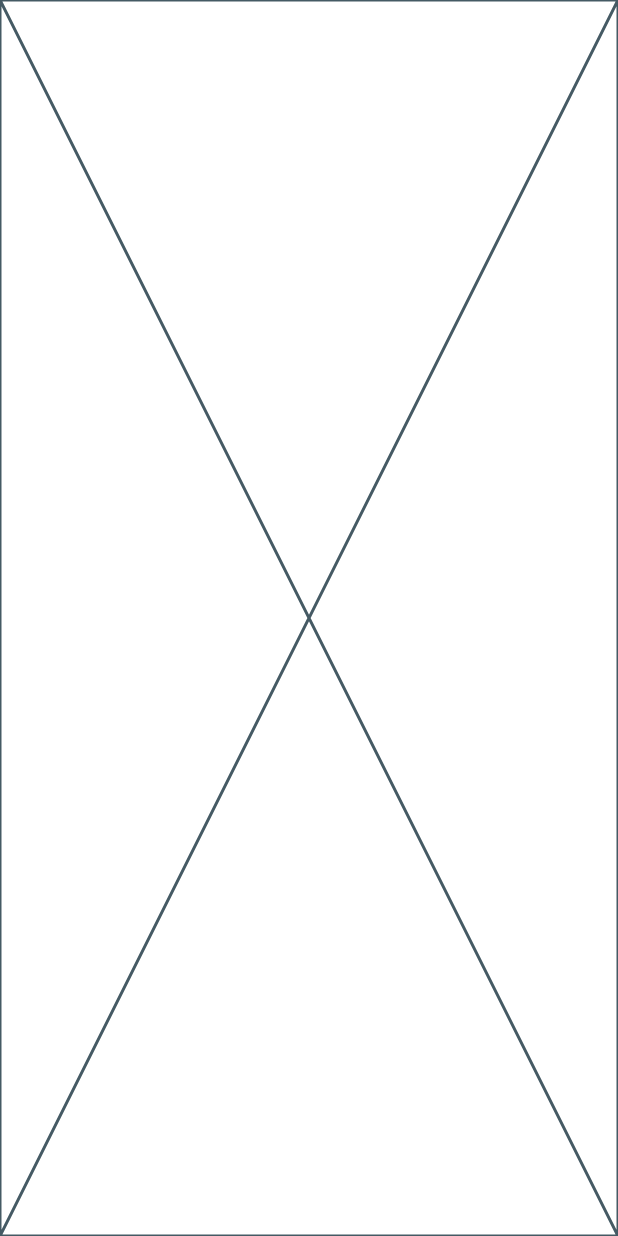
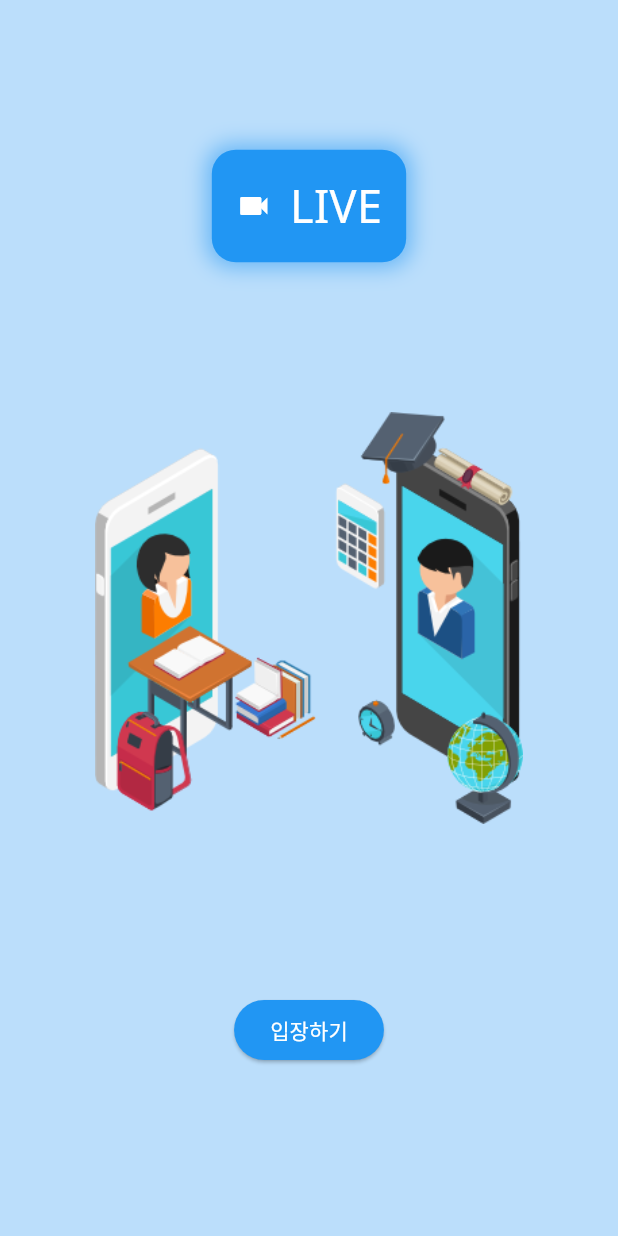
Before and after one commit to hdlee0619/flutter-codefactory-beginner, a Flutter app: the screen it shows after launch, on a phone screen of 412 x 824 dp. Run offline on Flutter 3.47's test engine with Material 3 defaults, Android fonts, the phone set to English and light mode, and no system bars; our stand-ins replace geolocator, google_maps_flutter, image_picker, video_player.

Commit message:
:lipstick: design: home_screen UI 추가

```diff
--- a/11_video_call/lib/main.dart
+++ b/11_video_call/lib/main.dart
@@ -3,5 +3,7 @@ import 'package:flutter/material.dart';
 import 'screen/home_screen.dart';
 
 void main() {
-  runApp(MaterialApp(home: HomeScreen()));
+  runApp(
+    MaterialApp(theme: ThemeData(fontFamily: 'NotoSans'), home: HomeScreen()),
+  );
 }
--- a/11_video_call/lib/screen/home_screen.dart
+++ b/11_video_call/lib/screen/home_screen.dart
@@ -5,6 +5,76 @@ class HomeScreen extends StatelessWidget {
 
   @override
   Widget build(BuildContext context) {
-    return const Placeholder();
+    return Scaffold(
+      backgroundColor: Colors.blue[100],
+      body: Column(children: [_Logo(), _MainImage(), _JoinButton()]),
+    );
   }
 }
+
+class _Logo extends StatelessWidget {
+  const _Logo({super.key});
+
+  @override
+  Widget build(BuildContext context) {
+    return Expanded(
+      child: Center(
+        child: Container(
+          decoration: BoxDecoration(
+            color: Colors.blue,
+            borderRadius: BorderRadius.circular(16.0),
+            boxShadow: [
+              BoxShadow(
+                color: Colors.blue[300]!,
+                blurRadius: 12.0,
+                spreadRadius: 3.0,
+              ),
+            ],
+          ),
+          child: Padding(
+            padding: const EdgeInsets.all(16.0),
+            child: Row(
+              mainAxisSize: MainAxisSize.min,
+              children: [
+                Icon(Icons.videocam, color: Colors.white),
+                SizedBox(width: 12.0),
+                Text(
+                  "LIVE",
+                  style: TextStyle(color: Colors.white, fontSize: 30.0),
+                ),
+              ],
+            ),
+          ),
+        ),
+      ),
+    );
+  }
+}
+
+class _MainImage extends StatelessWidget {
+  const _MainImage({super.key});
+
+  @override
+  Widget build(BuildContext context) {
+    return Expanded(
+      child: Center(child: Image.asset('assets/images/home_img.png')),
+    );
+  }
+}
+
+class _JoinButton extends StatelessWidget {
+  const _JoinButton({super.key});
+
+  @override
+  Widget build(BuildContext context) {
+    return Expanded(
+      child: Center(
+        child: ElevatedButton(
+          onPressed: () {},
+          style: ElevatedButton.styleFrom(backgroundColor: Colors.blue),
+          child: Text('입장하기', style: TextStyle(color: Colors.white)),
+        ),
+      ),
+    );
+  }
+}
```
